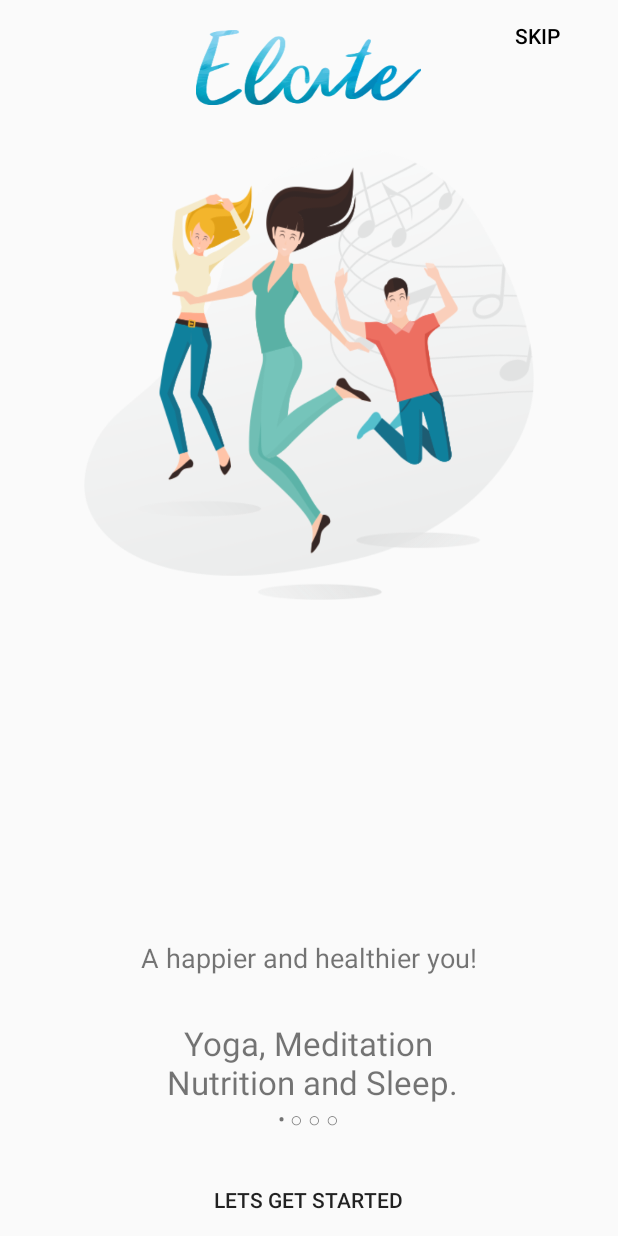
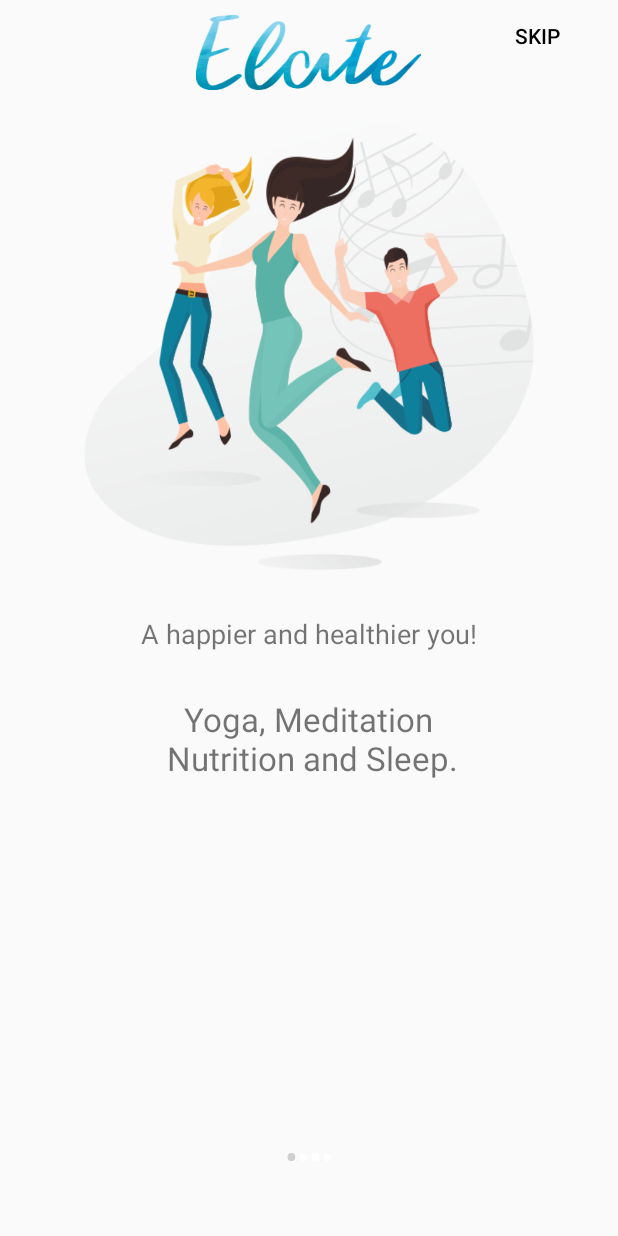
Before and after one commit to pradeeps050/AndroidMedi, an Android app: the screen it shows after launch (WelcomeActivity), on a phone screen of 412 x 824 dp. Run offline under Robolectric (Android 15) with nearby library versions, the phone set to English and light mode, and no system bars; our stand-ins replace Timber, data binding.

Commit message:
fixed issue of dots swipe.

```diff
--- a/app/src/main/java/com/orangeskill/elate/feature/home/HomeActivity.java
+++ b/app/src/main/java/com/orangeskill/elate/feature/home/HomeActivity.java
@@ -66,7 +66,6 @@ public class HomeActivity extends AppCompatActivity implements OnItemClick {
                                 break;
                             case R.id.nav_feed:
                                 startActivity(new Intent(HomeActivity.this, FeedActivity.class));
-                                finish();
                                 break;
                             case R.id.profile_menu:
                                 break;
--- a/app/src/main/java/com/orangeskill/elate/feature/welcomeslide/WelcomeActivity.java
+++ b/app/src/main/java/com/orangeskill/elate/feature/welcomeslide/WelcomeActivity.java
@@ -6,6 +6,7 @@ import android.support.v4.view.ViewPager;
 import android.support.v7.app.AppCompatActivity;
 import android.os.Bundle;
 import android.text.Html;
+import android.util.Log;
 import android.view.View;
 import android.widget.Button;
 import android.widget.LinearLayout;
@@ -18,7 +19,7 @@ import com.orangeskill.elate.framework.logger.Logger;
 import com.orangeskill.elate.framework.preference.PreferenceHelper;
 
 public class WelcomeActivity extends AppCompatActivity {
-
+    private static final String TAG = WelcomeActivity.class.getSimpleName();
     private ViewPager viewPager;
     private WelcomePagerAdapter adapter;
     private LinearLayout dotsLayout;
@@ -35,19 +36,17 @@ public class WelcomeActivity extends AppCompatActivity {
             launchHomeScreen();
             finish();
         }
-
         setContentView(R.layout.activity_welcome);
-        viewPager = (ViewPager) findViewById(R.id.view_pager);
-        //dotsLayout = (LinearLayout) findViewById(R.id.layoutDots);
-        btnSkip = (Button) findViewById(R.id.btn_skip);
+        viewPager = findViewById(R.id.view_pager);
+        dotsLayout = findViewById(R.id.dots);
+        btnSkip = findViewById(R.id.btn_skip);
         btnSkip.setText(Html.fromHtml(getResources().getString(R.string.skip)));
-        btnNext = (Button) findViewById(R.id.btn_next);
+        btnNext = findViewById(R.id.btn_next);
         btnNext.setVisibility(View.VISIBLE);
         layouts = new int[]{R.layout.welcome_slide_1, R.layout.welcome_slide_2, R.layout.welcome_slide_3,
                 R.layout.welcome_slide_4};
-
-        //addBottomDots(0);
-
+        btnNext.setVisibility(View.GONE);
+        addBottomDots(0);
         adapter = new WelcomePagerAdapter(WelcomeActivity.this, layouts);
         viewPager.setAdapter(adapter);
         btnSkip.setOnClickListener(new View.OnClickListener() {
@@ -62,7 +61,6 @@ public class WelcomeActivity extends AppCompatActivity {
             public void onClick(View view) {
                 int current = getItem(+1);
                 if (current < layouts.length) {
-                    // move to next screen
                     viewPager.setCurrentItem(current);
                 } else {
                     launchHomeScreen();
@@ -70,81 +68,34 @@ public class WelcomeActivity extends AppCompatActivity {
             }
         });
 
-        viewPager.setOnPageChangeListener(new ViewPager.OnPageChangeListener() {
+        ViewPager.OnPageChangeListener pageChangeListener = new ViewPager.OnPageChangeListener() {
             @Override
-            public void onPageScrolled(int i, float v, int i1) {
+            public void onPageScrolled(int i, float v, int i1) { }
 
+            @Override
+            public void onPageSelected(int position) {
+                Logger.d(TAG, " >> onPageSelected >> "  + position);
+                addBottomDots(position);
+                if (position == layouts.length - 1) {
+                    //btnNext.setText(getString(R.string.next));
+                    dotsLayout.setVisibility(View.GONE);
+                    btnNext.setVisibility(View.VISIBLE);
+                    btnSkip.setVisibility(View.GONE);
+                } else {
+                    btnNext.setVisibility(View.GONE);
+                    btnSkip.setVisibility(View.VISIBLE);
+                    dotsLayout.setVisibility(View.VISIBLE);
+                }
             }
 
             @Override
-            public void onPageSelected(int position) {
-                if (position == layouts.length - 1) {
-                    // last page. make button text to GOT IT
-                    btnNext.setText(getString(R.string.next));
-                    btnNext.setVisibility(View.VISIBLE);
-                    btnSkip.setVisibility(View.GONE);
-                } else {
-                    // still pages are left
-                    btnNext.setVisibility(View.GONE);
-                    btnNext.setText(getString(R.string.next));
-                    btnSkip.setVisibility(View.VISIBLE);
-                }
-
-            }
-
-            @Override
-            public void onPageScrollStateChanged(int i) {
-
-            }
-        });
-        ViewPager.OnPageChangeListener vChangeListener  = new ViewPager.OnPageChangeListener() {
-            @Override
-            public void onPageScrolled(int i, float v, int i1) {
-                Logger.d("welcome", ">> onPageScrolled");
-
-
-            }
-
-            @Override
-            public void onPageSelected(int position) {
-                Logger.d("welcome", ">> onPageSelected");
-                addBottomDots(position);
-
-                // changing the next button text 'NEXT' / 'GOT IT'
-                if (position == layouts.length - 1) {
-                    // last page. make button text to GOT IT
-                    btnNext.setVisibility(View.VISIBLE);
-                    btnSkip.setVisibility(View.GONE);
-                } else {
-                    // still pages are left
-                    //btnNext.setText(getString(R.string.next));
-                    btnSkip.setVisibility(View.VISIBLE);
-                }
-
-            }
-
-            @Override
-            public void onPageScrollStateChanged(int position) {
-                addBottomDots(position);
-
-                Logger.d("welcome", ">> onPageScrollStateChanged");
-                // changing the next button text 'NEXT' / 'GOT IT'
-                if (position == layouts.length - 1) {
-                    // last page. make button text to GOT IT
-                    btnNext.setVisibility(View.VISIBLE);
-                    btnSkip.setVisibility(View.GONE);
-                } else {
-                    // still pages are left
-                    //btnNext.setText(getString(R.string.next));
-                    btnSkip.setVisibility(View.VISIBLE);
-                }
-
-            }
+            public void onPageScrollStateChanged(int i) { }
         };
+        viewPager.addOnPageChangeListener(pageChangeListener);
     }
 
     private void addBottomDots(int currentPage) {
-        Logger.d("welcome", ">> addBottomDots");
+        Logger.d(TAG, ">> addBottomDots");
         dots = new TextView[layouts.length];
         int[] colorsActive = getResources().getIntArray(R.array.array_dot_active);
         int[] colorsInactive = getResources().getIntArray(R.array.array_dot_inactive);
@@ -158,7 +109,6 @@ public class WelcomeActivity extends AppCompatActivity {
         }
         if (dots.length > 0)
             dots[currentPage].setTextColor(colorsActive[currentPage]);
-
     }
 
     private int getItem(int i) {
@@ -170,49 +120,4 @@ public class WelcomeActivity extends AppCompatActivity {
         startActivity(new Intent(WelcomeActivity.this, HomeActivity.class));
         finish();
     }
-
-    /*ViewPager.OnPageChangeListener vChangeListener  = new ViewPager.OnPageChangeListener() {
-        @Override
-        public void onPageScrolled(int i, float v, int i1) {
-            Logger.d("welcome", ">> onPageScrolled");
-
-
-        }
-
-        @Override
-        public void onPageSelected(int position) {
-            Logger.d("welcome", ">> onPageSelected");
-            addBottomDots(position);
-
-            // changing the next button text 'NEXT' / 'GOT IT'
-            if (position == layouts.length - 1) {
-                // last page. make button text to GOT IT
-                btnNext.setVisibility(View.VISIBLE);
-                btnSkip.setVisibility(View.GONE);
-            } else {
-                // still pages are left
-                //btnNext.setText(getString(R.string.next));
-                btnSkip.setVisibility(View.VISIBLE);
-            }
-
-        }
-
-        @Override
-        public void onPageScrollStateChanged(int position) {
-            addBottomDots(position);
-
-            Logger.d("welcome", ">> onPageScrollStateChanged");
-            // changing the next button text 'NEXT' / 'GOT IT'
-            if (position == layouts.length - 1) {
-                // last page. make button text to GOT IT
-                btnNext.setVisibility(View.VISIBLE);
-                btnSkip.setVisibility(View.GONE);
-            } else {
-                // still pages are left
-                //btnNext.setText(getString(R.string.next));
-                btnSkip.setVisibility(View.VISIBLE);
-            }
-
-        }
-    };*/
 }
--- a/app/src/main/res/layout/activity_welcome.xml
+++ b/app/src/main/res/layout/activity_welcome.xml
@@ -16,31 +16,24 @@
             android:layout_height="match_parent"
             android:layout_above="@id/btn_next" />
 
-        <!--<LinearLayout
-            android:id="@+id/layoutDots"
+        <LinearLayout
+            android:id="@+id/dots"
             android:layout_width="match_parent"
             android:layout_height="20dp"
             android:layout_alignParentBottom="true"
-            android:layout_marginBottom="80dp"
+            android:layout_marginBottom="50dp"
             android:gravity="center"
-            android:orientation="horizontal"/>-->
-
-
-        <!--<View
-            android:layout_width="match_parent"
-            android:layout_height="1dp"
-            android:alpha=".5"
-            android:layout_above="@id/layoutDots"
-            android:background="@color/white" />-->
+            android:orientation="horizontal"/>
 
         <Button
             android:id="@+id/btn_next"
-            android:layout_width="wrap_content"
+            android:layout_width="160dp"
             android:layout_height="wrap_content"
             android:layout_alignParentBottom="true"
             android:layout_centerHorizontal="true"
-            android:visibility="gone"
-            android:background="@null"
+            android:visibility="visible"
+            android:layout_marginBottom="15dp"
+            android:background="@drawable/welcome_round_button"
             android:text="@string/next"/>
 
         <Button
@@ -50,7 +43,8 @@
             android:layout_alignParentRight="true"
             android:background="@null"
             android:textColor="@color/black"
-            android:paddingRight="20dp" />
+            android:paddingRight="20dp"
+            android:text="@string/skip"/>
 
     </RelativeLayout>
 </layout>
--- a/app/src/main/res/layout/welcome_slide_1.xml
+++ b/app/src/main/res/layout/welcome_slide_1.xml
@@ -18,7 +18,7 @@
             android:layout_height="50dp"
             android:scaleType="fitXY"
             android:layout_centerHorizontal="true"
-            android:layout_marginTop="20dp"
+            android:layout_marginTop="10dp"
             android:src="@drawable/ic_logo_blue"/>
 
         <ImageView
@@ -29,16 +29,15 @@
             android:scaleType="fitXY"
             android:fitsSystemWindows="true"
             android:layout_below="@id/main_logo"
-            android:layout_marginTop="30dp"
+            android:layout_marginTop="20dp"
             android:layout_centerHorizontal="true"/>
 
         <RelativeLayout
             android:id="@+id/bottom_layout"
             android:layout_width="match_parent"
             android:layout_height="wrap_content"
-            android:layout_alignParentBottom="true"
-            android:layout_marginTop="30dp"
-            android:layout_marginBottom="20dp">
+            android:layout_below="@+id/enjoy_img"
+            android:layout_marginTop="30dp">
 
             <TextView
                 android:id="@+id/slide1_txt"
@@ -58,12 +57,12 @@
                 android:textSize="10pt"
                 android:textAlignment="center"
                 android:layout_centerHorizontal="true"/>
-            <TextView
+            <!--<TextView
                 android:layout_width="wrap_content"
                 android:layout_height="wrap_content"
                 android:layout_centerHorizontal="true"
                 android:text="@string/text_with_bullet1"
-                android:layout_below="@id/para"/>
+                android:layout_below="@id/para"/>-->
 
         </RelativeLayout>
 
--- a/app/src/main/res/values/strings.xml
+++ b/app/src/main/res/values/strings.xml
@@ -73,7 +73,7 @@
     <string name="slide4_para">Foods which are good\n for mind and body.</string>
 
     <string name="next">Lets get started</string>
-    <string name="skip"><b><u>skip</u></b></string>
+    <string name="skip"><u>skip</u></string>
     <string name="start">GOT IT</string>
 
     <string name="text_with_bullet1">\u2022 \u25CB \u25CB \u25CB</string>
```
Also changed, not shown: app/src/main/java/com/orangeskill/elate/feature/session/SessionActivity.java (+23 -1 lines), app/src/main/res/layout/welcome_slide_2.xml (+5 -5 lines), app/src/main/res/layout/welcome_slide_3.xml (+5 -5 lines), app/src/main/res/layout/welcome_slide_4.xml (+5 -5 lines).
